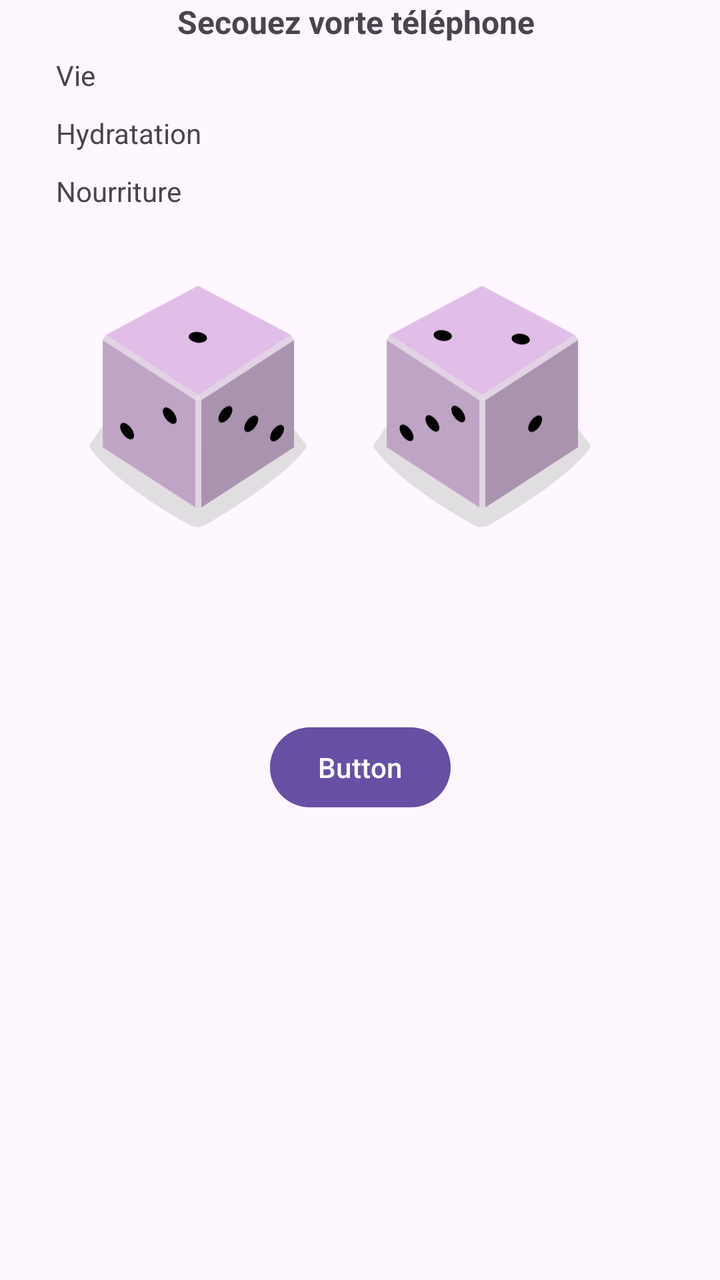
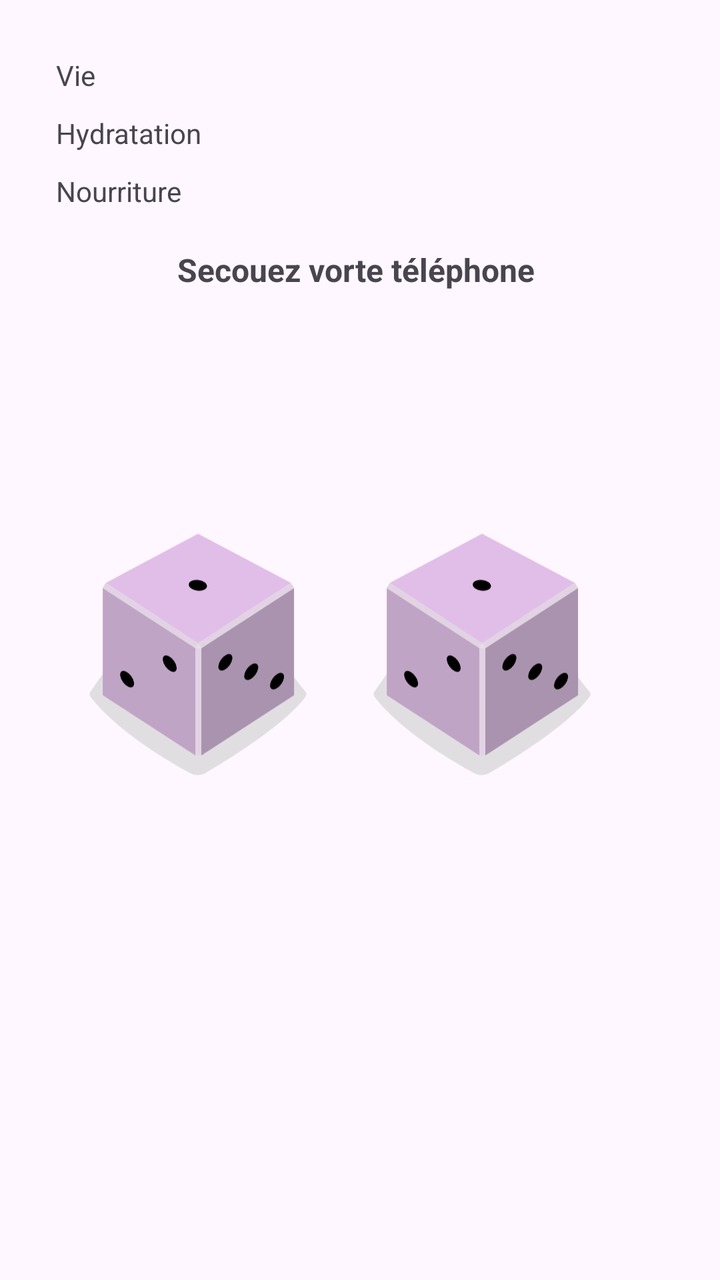

Screens rendered from an Android XML layout before and after an edit, with the pre-edit source and the edit as a unified diff.
<!-- AndroidManifest.xml: application theme Theme.Apocalypse -->
<!-- res/layout/activity_lancer_des.xml -->
<?xml version="1.0" encoding="utf-8"?>
<androidx.constraintlayout.widget.ConstraintLayout xmlns:android="http://schemas.android.com/apk/res/android"
    xmlns:app="http://schemas.android.com/apk/res-auto"
    xmlns:tools="http://schemas.android.com/tools"
    android:id="@+id/main"
    android:layout_width="match_parent"
    android:layout_height="match_parent"
    tools:context=".LancerDesSensor">

    <TextView
        android:id="@+id/tvPtsVie3"
        android:layout_width="wrap_content"
        android:layout_height="wrap_content"
        android:layout_marginStart="28dp"
        android:layout_marginTop="28dp"
        android:text="Vie"
        app:layout_constraintStart_toStartOf="parent"
        app:layout_constraintTop_toTopOf="parent" />

    <TextView
        android:id="@+id/tvPtsSasiete3"
        android:layout_width="wrap_content"
        android:layout_height="wrap_content"
        android:layout_marginTop="10dp"
        android:text="Nourriture"
        app:layout_constraintStart_toStartOf="@+id/tvPtsHydra3"
        app:layout_constraintTop_toBottomOf="@+id/tvPtsHydra3" />

    <TextView
        android:id="@+id/tvPtsHydra3"
        android:layout_width="wrap_content"
        android:layout_height="wrap_content"
        android:layout_marginTop="10dp"
        android:text="Hydratation"
        app:layout_constraintStart_toStartOf="@+id/tvPtsVie3"
        app:layout_constraintTop_toBottomOf="@+id/tvPtsVie3" />

    <ImageView
        android:id="@+id/ivDe1"
        android:layout_width="126dp"
        android:layout_height="173dp"
        android:layout_marginStart="36dp"
        android:layout_marginTop="95dp"
        app:layout_constraintStart_toStartOf="parent"
        app:layout_constraintTop_toBottomOf="@+id/textView2"
        app:srcCompat="@drawable/dice_1" />

    <ImageView
        android:id="@+id/ivDe2"
        android:layout_width="126dp"
        android:layout_height="173dp"
        android:layout_marginTop="95dp"
        android:layout_marginEnd="56dp"
        app:layout_constraintEnd_toEndOf="parent"
        app:layout_constraintTop_toBottomOf="@+id/textView2"
        app:srcCompat="@drawable/dice_2" />

    <TextView
        android:id="@+id/textView2"
        android:layout_width="wrap_content"
        android:layout_height="wrap_content"
        android:text="Secouez vorte téléphone "
        android:textSize="16sp"
        android:textStyle="bold"
        app:layout_constraintEnd_toEndOf="parent"
        app:layout_constraintStart_toStartOf="parent"
        tools:layout_editor_absoluteY="133dp" />

    <Button
        android:id="@+id/buttonLancer"
        android:layout_width="wrap_content"
        android:layout_height="wrap_content"
        android:layout_marginTop="70dp"
        android:text="Button"
        app:layout_constraintEnd_toEndOf="parent"
        app:layout_constraintStart_toStartOf="parent"
        app:layout_constraintTop_toBottomOf="@+id/ivDe1" />
</androidx.constraintlayout.widget.ConstraintLayout>
<!-- resources referenced by this layout -->
<resources>
  <!-- drawable dice_1: vector/xml drawable (drawable, 2532 chars, omitted) -->
  <!-- drawable dice_2: vector/xml drawable (drawable, 2524 chars, omitted) -->
  <style name="Theme.Apocalypse" parent="Base.Theme.Apocalypse" />
  <style name="Base.Theme.Apocalypse" parent="Theme.Material3.DayNight.NoActionBar">
          
          
      </style>
</resources>

<!-- the commit's change to res/layout/activity_lancer_des.xml (unified diff, before → after) -->
@@ -53,26 +53,59 @@
         android:layout_marginEnd="56dp"
         app:layout_constraintEnd_toEndOf="parent"
         app:layout_constraintTop_toBottomOf="@+id/textView2"
-        app:srcCompat="@drawable/dice_2" />
+        app:srcCompat="@drawable/dice_1" />
 
     <TextView
         android:id="@+id/textView2"
         android:layout_width="wrap_content"
         android:layout_height="wrap_content"
+        android:layout_marginTop="124dp"
         android:text="Secouez vorte téléphone "
         android:textSize="16sp"
         android:textStyle="bold"
         app:layout_constraintEnd_toEndOf="parent"
         app:layout_constraintStart_toStartOf="parent"
-        tools:layout_editor_absoluteY="133dp" />
+        app:layout_constraintTop_toTopOf="parent" />
+
+    <androidx.constraintlayout.widget.ConstraintLayout
+        android:id="@+id/clBonusMalus"
+        android:layout_width="246dp"
+        android:layout_height="175dp"
+        android:layout_marginTop="52dp"
+        app:layout_constraintEnd_toEndOf="parent"
+        app:layout_constraintHorizontal_bias="0.496"
+        app:layout_constraintStart_toStartOf="parent"
+        app:layout_constraintTop_toBottomOf="@+id/ivDe2">
+
+        <LinearLayout
+            android:id="@+id/llBonusMalus"
+            android:layout_width="wrap_content"
+            android:layout_height="wrap_content"
+            android:orientation="vertical"
+            app:layout_constraintEnd_toEndOf="parent"
+            app:layout_constraintStart_toStartOf="parent"
+            app:layout_constraintTop_toTopOf="parent"></LinearLayout>
+    </androidx.constraintlayout.widget.ConstraintLayout>
+
+    <TextView
+        android:id="@+id/tvResult"
+        android:layout_width="wrap_content"
+        android:layout_height="wrap_content"
+        android:layout_marginTop="12dp"
+        app:layout_constraintEnd_toEndOf="parent"
+        app:layout_constraintStart_toStartOf="parent"
+        app:layout_constraintTop_toBottomOf="@+id/ivDe2" />
 
     <Button
-        android:id="@+id/buttonLancer"
-        android:layout_width="wrap_content"
-        android:layout_height="wrap_content"
-        android:layout_marginTop="70dp"
-        android:text="Button"
+        android:id="@+id/buttonSuivant"
+        android:layout_width="203dp"
+        android:layout_height="63dp"
+        android:layout_marginTop="16dp"
+        android:text="Action Suivante -> "
+        android:visibility="gone"
         app:layout_constraintEnd_toEndOf="parent"
+        app:layout_constraintHorizontal_bias="0.939"
         app:layout_constraintStart_toStartOf="parent"
-        app:layout_constraintTop_toBottomOf="@+id/ivDe1" />
+        app:layout_constraintTop_toBottomOf="@+id/clBonusMalus" />
+
 </androidx.constraintlayout.widget.ConstraintLayout>
<!-- resource entries referenced after the edit -->
@@ -1,7 +1,6 @@
 <!-- resources referenced by this layout -->
 <resources>
   <!-- drawable dice_1: vector/xml drawable (drawable, 2532 chars, omitted) -->
-  <!-- drawable dice_2: vector/xml drawable (drawable, 2524 chars, omitted) -->
   <style name="Theme.Apocalypse" parent="Base.Theme.Apocalypse" />
   <style name="Base.Theme.Apocalypse" parent="Theme.Material3.DayNight.NoActionBar">
           
